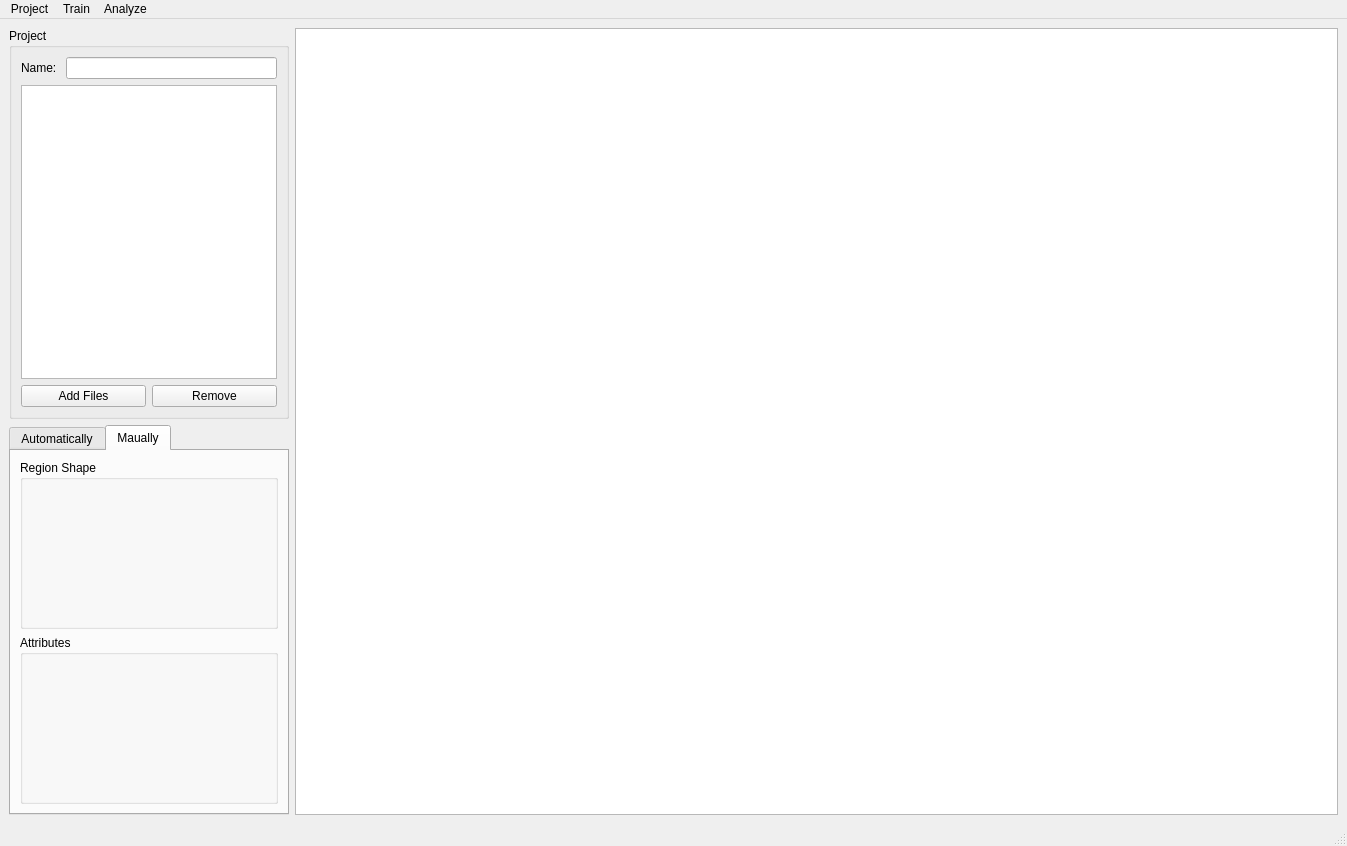
Qt form src/view/main_sense.ui (sjdingcn/GUI) before a commit.
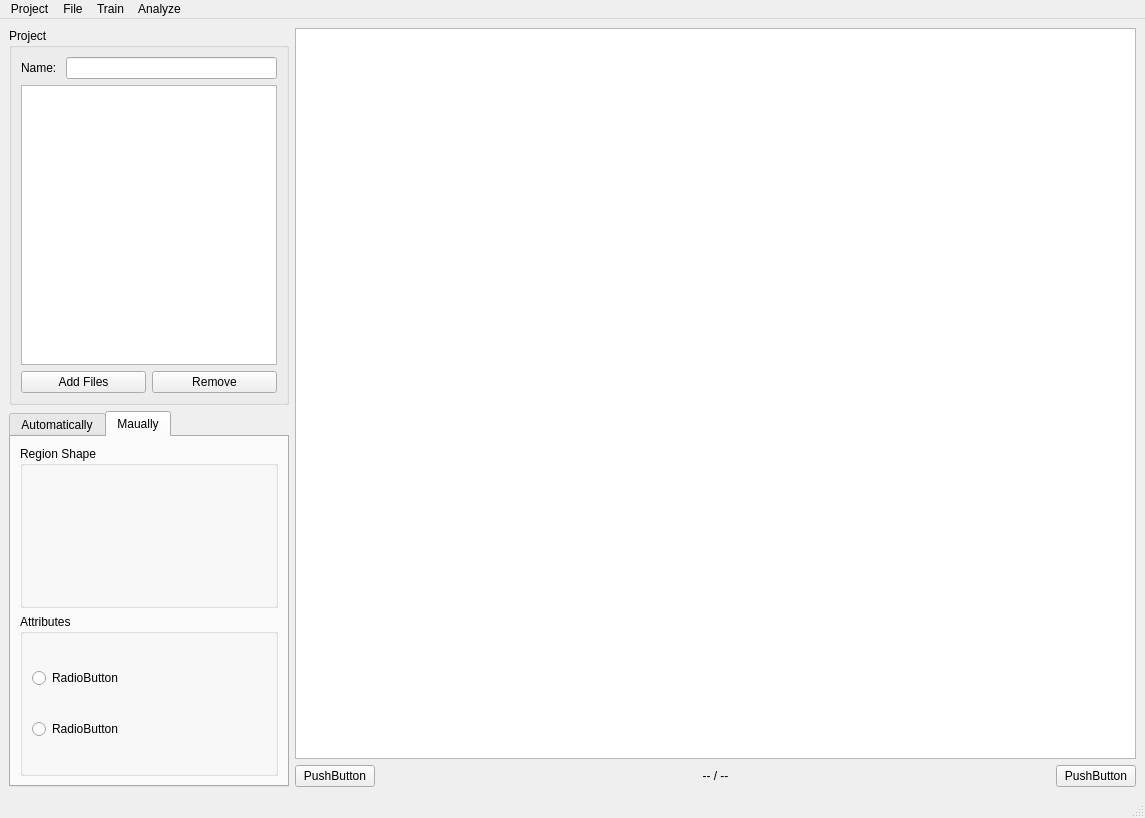
The same form after that commit. The open tabs and pages were chosen to show the change.

What changed in the file:
```diff
--- a/src/view/main_sense.ui
+++ b/src/view/main_sense.ui
@@ -6,12 +6,12 @@
    <rect>
     <x>0</x>
     <y>0</y>
-    <width>1347</width>
-    <height>846</height>
+    <width>1145</width>
+    <height>818</height>
    </rect>
   </property>
   <property name="sizePolicy">
-   <sizepolicy hsizetype="Preferred" vsizetype="Preferred">
+   <sizepolicy hsizetype="Fixed" vsizetype="Preferred">
     <horstretch>0</horstretch>
     <verstretch>0</verstretch>
    </sizepolicy>
@@ -20,95 +20,16 @@
    <string>MainWindow</string>
   </property>
   <widget class="QWidget" name="centralwidget">
-   <layout class="QHBoxLayout" name="horizontalLayout">
+   <layout class="QHBoxLayout" name="horizontalLayout_4">
     <item>
-     <layout class="QGridLayout" name="gridLayout" rowstretch="0,0" columnstretch="0,0">
+     <layout class="QVBoxLayout" name="verticalLayout_3">
       <property name="sizeConstraint">
        <enum>QLayout::SetDefaultConstraint</enum>
       </property>
-      <item row="1" column="0">
-       <widget class="QTabWidget" name="tabWidget_2">
-        <property name="sizePolicy">
-         <sizepolicy hsizetype="Preferred" vsizetype="Expanding">
-          <horstretch>0</horstretch>
-          <verstretch>0</verstretch>
-         </sizepolicy>
-        </property>
-        <property name="currentIndex">
-         <number>0</number>
-        </property>
-        <widget class="QWidget" name="tabWidget_2Page1">
-         <attribute name="title">
-          <string>Automatically</string>
-         </attribute>
-         <widget class="QListWidget" name="listWidget_2">
-          <property name="geometry">
-           <rect>
-            <x>10</x>
-            <y>40</y>
-            <width>151</width>
-            <height>161</height>
-           </rect>
-          </property>
-         </widget>
-         <widget class="QLabel" name="label">
-          <property name="geometry">
-           <rect>
-            <x>10</x>
-            <y>20</y>
-            <width>111</width>
-            <height>17</height>
-           </rect>
-          </property>
-          <property name="text">
-           <string>Existed Model</string>
-          </property>
-         </widget>
-         <widget class="QPushButton" name="pushButton_2">
-          <property name="geometry">
-           <rect>
-            <x>10</x>
-            <y>220</y>
-            <width>151</width>
-            <height>25</height>
-           </rect>
-          </property>
-          <property name="text">
-           <string>Add New Models</string>
-          </property>
-         </widget>
-        </widget>
-        <widget class="QWidget" name="tabWidget_2Page2">
-         <attribute name="title">
-          <string>Maually</string>
-         </attribute>
-         <layout class="QVBoxLayout" name="verticalLayout_2">
-          <item>
-           <layout class="QVBoxLayout" name="verticalLayout">
-            <item>
-             <widget class="QGroupBox" name="groupBox">
-              <property name="title">
-               <string>Region Shape</string>
-              </property>
-             </widget>
-            </item>
-           </layout>
-          </item>
-          <item>
-           <widget class="QGroupBox" name="groupBox_2">
-            <property name="title">
-             <string>Attributes</string>
-            </property>
-           </widget>
-          </item>
-         </layout>
-        </widget>
-       </widget>
-      </item>
-      <item row="0" column="0">
+      <item>
        <widget class="QGroupBox" name="groupBox_3">
         <property name="sizePolicy">
-         <sizepolicy hsizetype="Preferred" vsizetype="Expanding">
+         <sizepolicy hsizetype="Fixed" vsizetype="Expanding">
           <horstretch>0</horstretch>
           <verstretch>0</verstretch>
          </sizepolicy>
@@ -171,7 +92,7 @@
            <item>
             <layout class="QHBoxLayout" name="horizontalLayout_2">
              <item>
-              <widget class="QPushButton" name="pushButton">
+              <widget class="QPushButton" name="push_button_add_files">
                <property name="text">
                 <string>Add Files</string>
                </property>
@@ -191,8 +112,166 @@
         </layout>
        </widget>
       </item>
-      <item row="0" column="1" rowspan="2">
-       <widget class="QGraphicsView" name="graphicsView"/>
+      <item>
+       <widget class="QTabWidget" name="tabWidget_2">
+        <property name="sizePolicy">
+         <sizepolicy hsizetype="Minimum" vsizetype="Expanding">
+          <horstretch>0</horstretch>
+          <verstretch>0</verstretch>
+         </sizepolicy>
+        </property>
+        <property name="minimumSize">
+         <size>
+          <width>0</width>
+          <height>0</height>
+         </size>
+        </property>
+        <property name="maximumSize">
+         <size>
+          <width>282</width>
+          <height>16777215</height>
+         </size>
+        </property>
+        <property name="currentIndex">
+         <number>1</number>
+        </property>
+        <widget class="QWidget" name="tabWidget_2Page1">
+         <attribute name="title">
+          <string>Automatically</string>
+         </attribute>
+         <widget class="QListWidget" name="listWidget_2">
+          <property name="geometry">
+           <rect>
+            <x>10</x>
+            <y>40</y>
+            <width>151</width>
+            <height>161</height>
+           </rect>
+          </property>
+         </widget>
+         <widget class="QLabel" name="label">
+          <property name="geometry">
+           <rect>
+            <x>10</x>
+            <y>20</y>
+            <width>111</width>
+            <height>17</height>
+           </rect>
+          </property>
+          <property name="text">
+           <string>Existed Model</string>
+          </property>
+         </widget>
+         <widget class="QPushButton" name="pushButton_2">
+          <property name="geometry">
+           <rect>
+            <x>10</x>
+            <y>220</y>
+            <width>151</width>
+            <height>25</height>
+           </rect>
+          </property>
+          <property name="text">
+           <string>Add New Models</string>
+          </property>
+         </widget>
+        </widget>
+        <widget class="QWidget" name="tabWidget_2Page2">
+         <attribute name="title">
+          <string>Maually</string>
+         </attribute>
+         <layout class="QVBoxLayout" name="verticalLayout_2">
+          <item>
+           <layout class="QVBoxLayout" name="verticalLayout">
+            <item>
+             <widget class="QGroupBox" name="groupBox">
+              <property name="title">
+               <string>Region Shape</string>
+              </property>
+             </widget>
+            </item>
+           </layout>
+          </item>
+          <item>
+           <widget class="QGroupBox" name="groupBox_2">
+            <property name="title">
+             <string>Attributes</string>
+            </property>
+            <layout class="QVBoxLayout" name="verticalLayout_6">
+             <item>
+              <widget class="QRadioButton" name="radioButton">
+               <property name="text">
+                <string>RadioButton</string>
+               </property>
+              </widget>
+             </item>
+             <item>
+              <widget class="QRadioButton" name="radioButton_2">
+               <property name="text">
+                <string>RadioButton</string>
+               </property>
+              </widget>
+             </item>
+            </layout>
+           </widget>
+          </item>
+         </layout>
+        </widget>
+       </widget>
+      </item>
+     </layout>
+    </item>
+    <item>
+     <layout class="QVBoxLayout" name="verticalLayout_9">
+      <item>
+       <widget class="QGraphicsView" name="graphics_view">
+        <property name="sizePolicy">
+         <sizepolicy hsizetype="Expanding" vsizetype="Expanding">
+          <horstretch>0</horstretch>
+          <verstretch>0</verstretch>
+         </sizepolicy>
+        </property>
+       </widget>
+      </item>
+      <item>
+       <layout class="QHBoxLayout" name="horizontalLayout">
+        <item>
+         <widget class="QPushButton" name="pushButton_4">
+          <property name="sizePolicy">
+           <sizepolicy hsizetype="Minimum" vsizetype="Minimum">
+            <horstretch>0</horstretch>
+            <verstretch>0</verstretch>
+           </sizepolicy>
+          </property>
+          <property name="text">
+           <string>PushButton</string>
+          </property>
+         </widget>
+        </item>
+        <item>
+         <widget class="QLabel" name="label_2">
+          <property name="sizePolicy">
+           <sizepolicy hsizetype="Expanding" vsizetype="Preferred">
+            <horstretch>0</horstretch>
+            <verstretch>0</verstretch>
+           </sizepolicy>
+          </property>
+          <property name="text">
+           <string>-- / --</string>
+          </property>
+          <property name="alignment">
+           <set>Qt::AlignCenter</set>
+          </property>
+         </widget>
+        </item>
+        <item>
+         <widget class="QPushButton" name="pushButton">
+          <property name="text">
+           <string>PushButton</string>
+          </property>
+         </widget>
+        </item>
+       </layout>
       </item>
      </layout>
     </item>
@@ -203,7 +282,7 @@
     <rect>
      <x>0</x>
      <y>0</y>
-     <width>1347</width>
+     <width>1145</width>
      <height>22</height>
     </rect>
    </property>
@@ -227,7 +306,16 @@
      <string>Analyze</string>
     </property>
    </widget>
+   <widget class="QMenu" name="menuFile_2">
+    <property name="title">
+     <string>File</string>
+    </property>
+    <addaction name="separator"/>
+    <addaction name="action_file_zoom_in"/>
+    <addaction name="action_file_zoom_out"/>
+   </widget>
    <addaction name="menuFile"/>
+   <addaction name="menuFile_2"/>
    <addaction name="menuTrain"/>
    <addaction name="menuAnalyze"/>
   </widget>
```
Left out of the diff: 10 changed lines with no effect on the pictures.
